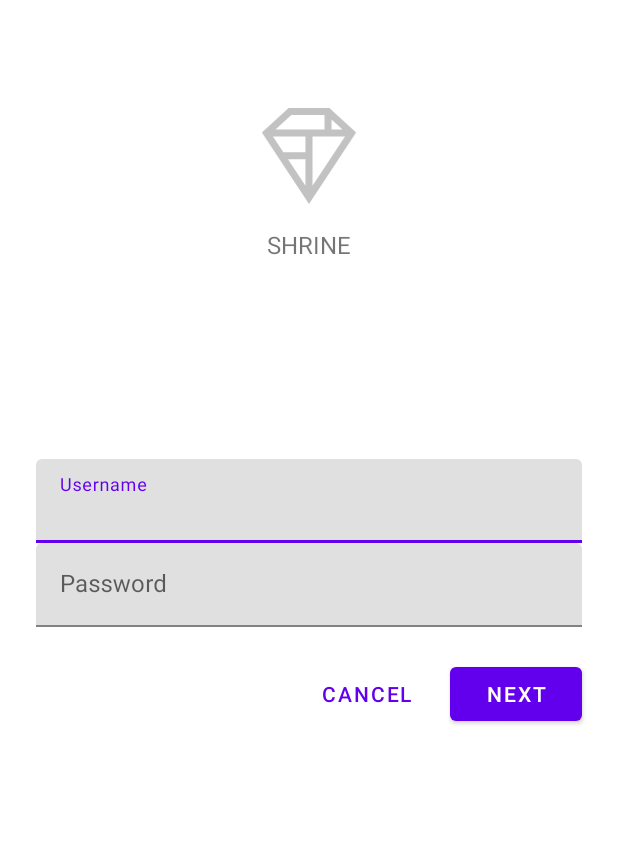
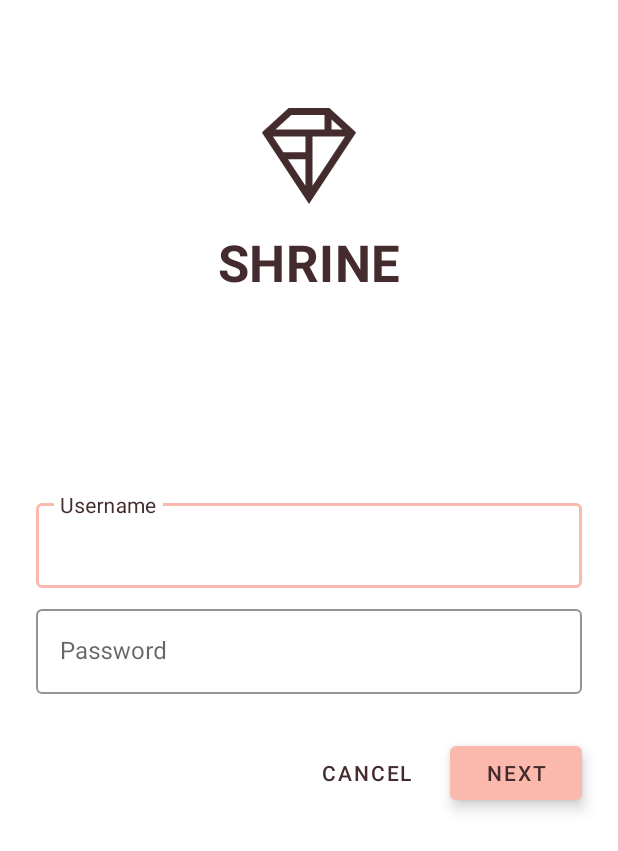
Before and after one commit to AndrewTheM/Android-Kotlin-Labs, an Android app: the screen it shows after launch (MainActivity), on a phone screen of 412 x 824 dp. Shown: the top 851 px of the screen. Run offline under Robolectric (Android 15) with nearby library versions, the phone set to English and light mode, and no system bars.

Commit message:
[Lab 10] Modified colors and styles, adjusted views

```diff
--- a/Lab10/Shrine/app/src/main/res/drawable/shr_logo.xml
+++ b/Lab10/Shrine/app/src/main/res/drawable/shr_logo.xml
@@ -5,7 +5,7 @@
     android:viewportWidth="149"
     android:viewportHeight="152">
     <path
-        android:fillAlpha="0.4"
+        android:fillAlpha="1"
         android:fillColor="#DADCE0"
         android:fillType="evenOdd"
         android:pathData="M42.262,0L0,38.653L74.489,151.994L148.977,38.653L106.723,0M46.568,11.11L21.554,33.998L99.007,33.998L99.007,11.11L46.568,11.11ZM110.125,18.174L110.125,33.998L127.416,33.998L110.125,18.174ZM80.048,45.116L80.048,123.296L131.426,45.116L80.048,45.116ZM17.551,45.116L33.976,70.101L68.93,70.101L68.93,45.116L17.551,45.116ZM41.284,81.219L68.93,123.296L68.93,81.219L41.284,81.219Z"
--- a/Lab10/Shrine/app/src/main/res/layout/shr_login_fragment.xml
+++ b/Lab10/Shrine/app/src/main/res/layout/shr_login_fragment.xml
@@ -22,6 +22,7 @@
             android:layout_gravity="center_horizontal"
             android:layout_marginTop="48dp"
             android:layout_marginBottom="16dp"
+            android:tint="?android:attr/textColorPrimary"
             app:srcCompat="@drawable/shr_logo"
             android:contentDescription="@string/shr_logo_content_description"  />
 
@@ -31,10 +32,10 @@
             android:layout_gravity="center_horizontal"
             android:layout_marginBottom="132dp"
             android:text="@string/shr_app_name"
-            android:textAllCaps="true"
-            android:textSize="16sp" />
+            android:textAppearance="@style/TextAppearance.Shrine.Title" />
 
         <com.google.android.material.textfield.TextInputLayout
+            style="@style/Widget.Shrine.TextInputLayout"
             android:layout_width="match_parent"
             android:layout_height="wrap_content"
             android:hint="@string/shr_hint_username">
@@ -48,6 +49,7 @@
 
         <com.google.android.material.textfield.TextInputLayout
             android:id="@+id/password_text_input"
+            style="@style/Widget.Shrine.TextInputLayout"
             android:layout_width="match_parent"
             android:layout_height="wrap_content"
             android:hint="@string/shr_hint_password"
@@ -66,6 +68,7 @@
 
             <com.google.android.material.button.MaterialButton
                 android:id="@+id/next_button"
+                style="@style/Widget.Shrine.Button"
                 android:layout_width="wrap_content"
                 android:layout_height="wrap_content"
                 android:layout_alignParentEnd="true"
@@ -74,7 +77,7 @@
 
             <com.google.android.material.button.MaterialButton
                 android:id="@+id/cancel_button"
-                style="@style/Widget.MaterialComponents.Button.TextButton"
+                style="@style/Widget.Shrine.Button.TextButton"
                 android:layout_width="wrap_content"
                 android:layout_height="wrap_content"
                 android:layout_marginEnd="12dp"
--- a/Lab10/Shrine/app/src/main/res/layout/shr_product_grid_fragment.xml
+++ b/Lab10/Shrine/app/src/main/res/layout/shr_product_grid_fragment.xml
@@ -8,7 +8,8 @@
 
     <com.google.android.material.appbar.AppBarLayout
         android:layout_width="match_parent"
-        android:layout_height="wrap_content">
+        android:layout_height="wrap_content"
+        app:elevation="0dp">
 
         <androidx.appcompat.widget.Toolbar
             android:id="@+id/app_bar"
@@ -24,8 +25,7 @@
         android:layout_height="match_parent"
         android:layout_marginTop="56dp"
         android:background="@color/productGridBackgroundColor"
-        android:paddingStart="@dimen/shr_product_grid_spacing"
-        android:paddingEnd="@dimen/shr_product_grid_spacing"
+        android:elevation="8dp"
         app:layout_behavior="@string/appbar_scrolling_view_behavior">
 
         <androidx.recyclerview.widget.RecyclerView
--- a/Lab10/Shrine/app/src/main/res/values/colors.xml
+++ b/Lab10/Shrine/app/src/main/res/values/colors.xml
@@ -1,9 +1,11 @@
 <?xml version="1.0" encoding="utf-8"?>
 <resources>
-    <color name="colorPrimary">#6200EE</color>
-    <color name="colorPrimaryDark">#DADCE0</color>
-    <color name="colorAccent">#E0E0E0</color>
-    <color name="toolbarIconColor">#FFFFFF</color>
+    <color name="colorPrimary">#E0E0E0</color>
+    <color name="colorPrimaryDark">#FBB8AC</color>
+    <color name="colorAccent">#FEDBD0</color>
+    <color name="textColorPrimary">#442C2E</color>
+    <color name="toolbarIconColor">@color/textColorPrimary</color>
     <color name="loginPageBackgroundColor">#FFFFFF</color>
     <color name="productGridBackgroundColor">#FFFFFF</color>
+    <color name="textInputOutlineColor">#FBB8AC</color>
 </resources>
--- a/Lab10/Shrine/app/src/main/res/values/styles.xml
+++ b/Lab10/Shrine/app/src/main/res/values/styles.xml
@@ -1,4 +1,4 @@
-<resources>
+<resources xmlns:tools="http://schemas.android.com/tools">
 
     <!-- Base application theme. -->
     <style name="Theme.Shrine" parent="Theme.MaterialComponents.Light.NoActionBar">
@@ -6,12 +6,48 @@
         <item name="colorPrimary">@color/colorPrimary</item>
         <item name="colorPrimaryDark">@color/colorPrimaryDark</item>
         <item name="colorAccent">@color/colorAccent</item>
+        <item name="android:windowLightStatusBar" tools:targetApi="m">true</item>
+        <item name="android:textColorPrimary">@color/textColorPrimary</item>
+    </style>
+
+    <style name="Widget.Shrine.TextInputLayout" parent="Widget.MaterialComponents.TextInputLayout.OutlinedBox">
+        <item name="hintTextAppearance">@style/TextAppearance.Shrine.TextInputLayout.HintText</item>
+        <item name="hintTextColor">@color/textColorPrimary</item>
+        <item name="android:paddingBottom">8dp</item>
+        <item name="boxStrokeColor">@color/textInputOutlineColor</item>
+    </style>
+
+    <style name="TextAppearance.Shrine.TextInputLayout.HintText" parent="TextAppearance.MaterialComponents.Subtitle2">
+        <item name="android:textColor">?android:attr/textColorPrimary</item>
+    </style>
+
+    <style name="Widget.Shrine.Button" parent="Widget.MaterialComponents.Button">
+        <item name="android:textColor">?android:attr/textColorPrimary</item>
+        <item name="backgroundTint">?attr/colorPrimaryDark</item>
+        <item name="android:stateListAnimator" tools:ignore="NewApi">
+            @animator/shr_next_button_state_list_anim
+        </item>
+    </style>
+
+    <style name="Widget.Shrine.Button.TextButton" parent="Widget.MaterialComponents.Button.TextButton">
+        <item name="android:textColor">?android:attr/textColorPrimary</item>
     </style>
 
     <style name="Widget.Shrine.Toolbar" parent="Widget.AppCompat.Toolbar">
         <item name="android:background">?attr/colorAccent</item>
-        <item name="android:theme">@style/ThemeOverlay.AppCompat.Dark.ActionBar</item>
+        <item name="android:theme">@style/Theme.Shrine</item>
         <item name="popupTheme">@style/ThemeOverlay.AppCompat.Light</item>
+        <item name="titleTextAppearance">@style/TextAppearance.Shrine.Toolbar</item>
+    </style>
+
+    <style name="TextAppearance.Shrine.Toolbar" parent="TextAppearance.MaterialComponents.Button">
+        <item name="android:textSize">16sp</item>
+    </style>
+
+    <style name="TextAppearance.Shrine.Title" parent="TextAppearance.MaterialComponents.Headline4">
+        <item name="textAllCaps">true</item>
+        <item name="android:textStyle">bold</item>
+        <item name="android:textColor">?android:attr/textColorPrimary</item>
     </style>
 
 </resources>
```
Also changed, not shown: Lab10/Shrine/app/src/main/res/layout/shr_product_card.xml (+6 -4 lines).
